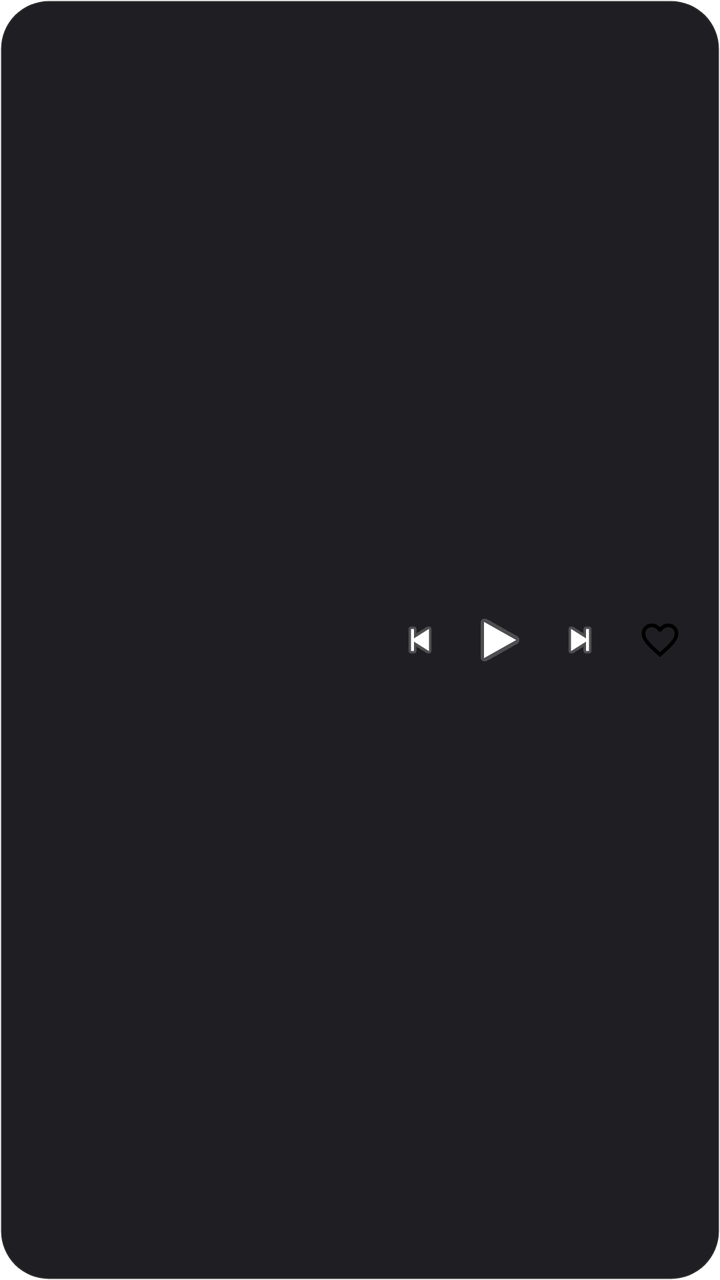
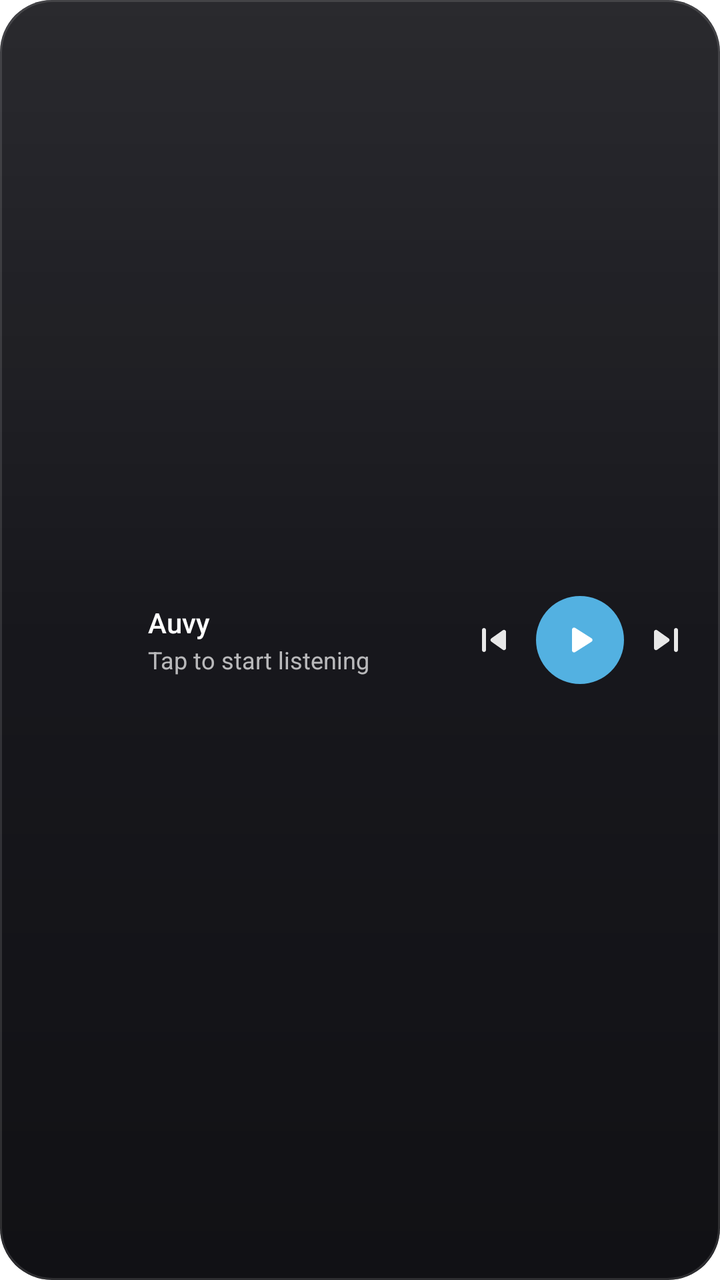

Before-and-after screenshots of an Android layout around one commit, followed by the original layout XML and the change that was made.
<!-- AndroidManifest.xml: fallback theme Theme.MaterialComponents.DayNight.NoActionBar -->
<!-- res/layout/widget_player.xml -->
<?xml version="1.0" encoding="utf-8"?>
<LinearLayout xmlns:android="http://schemas.android.com/apk/res/android"
    android:id="@+id/widget_root"
    android:layout_width="match_parent"
    android:layout_height="match_parent"
    android:background="@drawable/widget_bg"
    android:orientation="horizontal"
    android:gravity="center_vertical"
    android:padding="12dp">

    
    <LinearLayout
        android:id="@+id/widget_open_area"
        android:layout_width="0dp"
        android:layout_height="match_parent"
        android:layout_weight="1"
        android:orientation="horizontal"
        android:gravity="center_vertical">

        <ImageView
            android:id="@+id/widget_art"
            android:layout_width="52dp"
            android:layout_height="52dp"
            android:scaleType="centerCrop"
            android:contentDescription="Album art" />

        <LinearLayout
            android:layout_width="0dp"
            android:layout_height="wrap_content"
            android:layout_weight="1"
            android:layout_marginStart="12dp"
            android:layout_marginEnd="8dp"
            android:orientation="vertical">

            <TextView
                android:id="@+id/widget_title"
                android:layout_width="match_parent"
                android:layout_height="wrap_content"
                android:textColor="#FFFFFF"
                android:textSize="13sp"
                android:textStyle="bold"
                android:maxLines="1"
                android:ellipsize="end" />

            <TextView
                android:id="@+id/widget_artist"
                android:layout_width="match_parent"
                android:layout_height="wrap_content"
                android:textColor="#99FFFFFF"
                android:textSize="11sp"
                android:maxLines="1"
                android:ellipsize="end" />
        </LinearLayout>
    </LinearLayout>

    
    <ImageButton
        android:id="@+id/widget_prev"
        android:layout_width="36dp"
        android:layout_height="36dp"
        android:background="@android:color/transparent"
        android:src="@android:drawable/ic_media_previous"
        android:scaleType="fitCenter"
        android:padding="6dp"
        android:contentDescription="Previous" />

    <ImageButton
        android:id="@+id/widget_play_pause"
        android:layout_width="44dp"
        android:layout_height="44dp"
        android:background="@android:color/transparent"
        android:src="@android:drawable/ic_media_play"
        android:scaleType="fitCenter"
        android:padding="6dp"
        android:contentDescription="Play or pause" />

    <ImageButton
        android:id="@+id/widget_next"
        android:layout_width="36dp"
        android:layout_height="36dp"
        android:background="@android:color/transparent"
        android:src="@android:drawable/ic_media_next"
        android:scaleType="fitCenter"
        android:padding="6dp"
        android:contentDescription="Next" />

    <ImageButton
        android:id="@+id/widget_like"
        android:layout_width="36dp"
        android:layout_height="36dp"
        android:layout_marginStart="4dp"
        android:background="@android:color/transparent"
        android:src="@drawable/ic_notliked"
        android:scaleType="fitCenter"
        android:padding="7dp"
        android:contentDescription="Like" />
</LinearLayout>
<!-- resources referenced by this layout -->
<resources>
  <!-- drawable ic_notliked (drawable) -->
  <vector xmlns:android="http://schemas.android.com/apk/res/android" android:height="24dp" android:width="24dp" android:viewportWidth="24" android:viewportHeight="24"><path android:fillColor="#000" android:pathData="M12.1,18.55L12,18.65L11.89,18.55C7.14,14.24 4,11.39 4,8.5C4,6.5 5.5,5 7.5,5C9.04,5 10.54,6 11.07,7.36H12.93C13.46,6 14.96,5 16.5,5C18.5,5 20,6.5 20,8.5C20,11.39 16.86,14.24 12.1,18.55M16.5,3C14.76,3 13.09,3.81 12,5.08C10.91,3.81 9.24,3 7.5,3C4.42,3 2,5.41 2,8.5C2,12.27 5.4,15.36 10.55,20.03L12,21.35L13.45,20.03C18.6,15.36 22,12.27 22,8.5C22,5.41 19.58,3 16.5,3Z"/></vector>
  <!-- drawable widget_bg (drawable) -->
  <?xml version="1.0" encoding="utf-8"?>
  <shape xmlns:android="http://schemas.android.com/apk/res/android"
      android:shape="rectangle">
      <solid android:color="#F2141418" />
      <corners android:radius="24dp" />
      <stroke android:width="1dp" android:color="#1AFFFFFF" />
  </shape>
</resources>

<!-- the commit's change to res/layout/widget_player.xml (unified diff, before → after) -->
@@ -1,97 +1,141 @@
 <?xml version="1.0" encoding="utf-8"?>
-<LinearLayout xmlns:android="http://schemas.android.com/apk/res/android"
+<FrameLayout xmlns:android="http://schemas.android.com/apk/res/android"
     android:id="@+id/widget_root"
     android:layout_width="match_parent"
-    android:layout_height="match_parent"
-    android:background="@drawable/widget_bg"
-    android:orientation="horizontal"
-    android:gravity="center_vertical"
-    android:padding="12dp">
+    android:layout_height="match_parent">
 
-    
+    <ImageView
+        android:id="@+id/widget_bg"
+        android:layout_width="match_parent"
+        android:layout_height="match_parent"
+        android:scaleType="fitXY"
+        android:src="@drawable/widget_bg"
+        android:importantForAccessibility="no" />
+
+    <ImageView
+        android:layout_width="match_parent"
+        android:layout_height="match_parent"
+        android:scaleType="fitXY"
+        android:src="@drawable/widget_sheen"
+        android:importantForAccessibility="no" />
+
     <LinearLayout
-        android:id="@+id/widget_open_area"
-        android:layout_width="0dp"
+        android:layout_width="match_parent"
         android:layout_height="match_parent"
-        android:layout_weight="1"
+        android:gravity="center_vertical"
         android:orientation="horizontal"
-        android:gravity="center_vertical">
-
-        <ImageView
-            android:id="@+id/widget_art"
-            android:layout_width="52dp"
-            android:layout_height="52dp"
-            android:scaleType="centerCrop"
-            android:contentDescription="Album art" />
+        android:paddingStart="10dp"
+        android:paddingEnd="8dp">
 
         <LinearLayout
+            android:id="@+id/widget_open_area"
             android:layout_width="0dp"
-            android:layout_height="wrap_content"
+            android:layout_height="match_parent"
             android:layout_weight="1"
-            android:layout_marginStart="12dp"
-            android:layout_marginEnd="8dp"
-            android:orientation="vertical">
+            android:gravity="center_vertical"
+            android:orientation="horizontal">
 
-            <TextView
-                android:id="@+id/widget_title"
+            <ImageView
+                android:id="@+id/widget_art"
+                android:layout_width="52dp"
+                android:layout_height="52dp"
+                android:scaleType="fitCenter"
+                android:contentDescription="Artwork" />
+
+            <LinearLayout
+                android:layout_width="0dp"
+                android:layout_height="wrap_content"
+                android:layout_weight="1"
+                android:layout_marginStart="12dp"
+                android:layout_marginEnd="6dp"
+                android:orientation="vertical">
+
+                <TextView
+                    android:id="@+id/widget_title"
+                    android:layout_width="match_parent"
+                    android:layout_height="wrap_content"
+                    android:ellipsize="end"
+                    android:fontFamily="sans-serif-medium"
+                    android:maxLines="1"
+                    android:text="Auvy"
+                    android:textColor="#FFFFFFFF"
+                    android:textSize="14sp" />
+
+                <TextView
+                    android:id="@+id/widget_artist"
+                    android:layout_width="match_parent"
+                    android:layout_height="wrap_content"
+                    android:layout_marginTop="1dp"
+                    android:ellipsize="end"
+                    android:maxLines="1"
+                    android:text="Tap to start listening"
+                    android:textColor="#B3FFFFFF"
+                    android:textSize="12sp" />
+            </LinearLayout>
+        </LinearLayout>
+
+        <ImageButton
+            android:id="@+id/widget_like"
+            android:layout_width="34dp"
+            android:layout_height="34dp"
+            android:background="?android:attr/selectableItemBackgroundBorderless"
+            android:contentDescription="Like"
+            android:padding="7dp"
+            android:scaleType="fitCenter"
+            android:src="@drawable/ic_widget_like"
+            android:visibility="gone" />
+
+        <ImageButton
+            android:id="@+id/widget_prev"
+            android:layout_width="38dp"
+            android:layout_height="38dp"
+            android:background="?android:attr/selectableItemBackgroundBorderless"
+            android:contentDescription="Previous"
+            android:padding="7dp"
+            android:scaleType="fitCenter"
+            android:src="@drawable/ic_widget_prev" />
+
+        <FrameLayout
+            android:id="@+id/widget_play"
+            android:layout_width="44dp"
+            android:layout_height="44dp"
+            android:layout_marginStart="2dp"
+            android:layout_marginEnd="2dp"
+            android:contentDescription="Play">
+
+            <ImageView
+                android:id="@+id/widget_play_bg"
                 android:layout_width="match_parent"
-                android:layout_height="wrap_content"
-                android:textColor="#FFFFFF"
-                android:textSize="13sp"
-                android:textStyle="bold"
-                android:maxLines="1"
-                android:ellipsize="end" />
+                android:layout_height="match_parent"
+                android:src="@drawable/widget_play_circle"
+                android:importantForAccessibility="no" />
 
-            <TextView
-                android:id="@+id/widget_artist"
-                android:layout_width="match_parent"
-                android:layout_height="wrap_content"
-                android:textColor="#99FFFFFF"
-                android:textSize="11sp"
-                android:maxLines="1"
-                android:ellipsize="end" />
-        </LinearLayout>
+            <ImageView
+                android:id="@+id/widget_play_glyph"
+                android:layout_width="24dp"
+                android:layout_height="24dp"
+                android:layout_gravity="center"
+                android:src="@drawable/ic_widget_play"
+                android:importantForAccessibility="no" />
+        </FrameLayout>
+
+        <ImageButton
+            android:id="@+id/widget_next"
+            android:layout_width="38dp"
+            android:layout_height="38dp"
+            android:background="?android:attr/selectableItemBackgroundBorderless"
+            android:contentDescription="Next"
+            android:padding="7dp"
+            android:scaleType="fitCenter"
+            android:src="@drawable/ic_widget_next" />
     </LinearLayout>
-
     
-    <ImageButton
-        android:id="@+id/widget_prev"
-        android:layout_width="36dp"
-        android:layout_height="36dp"
-        android:background="@android:color/transparent"
-        android:src="@android:drawable/ic_media_previous"
-        android:scaleType="fitCenter"
-        android:padding="6dp"
-        android:contentDescription="Previous" />
-
-    <ImageButton
-        android:id="@+id/widget_play_pause"
-        android:layout_width="44dp"
-        android:layout_height="44dp"
-        android:background="@android:color/transparent"
-        android:src="@android:drawable/ic_media_play"
-        android:scaleType="fitCenter"
-        android:padding="6dp"
-        android:contentDescription="Play or pause" />
-
-    <ImageButton
-        android:id="@+id/widget_next"
-        android:layout_width="36dp"
-        android:layout_height="36dp"
-        android:background="@android:color/transparent"
-        android:src="@android:drawable/ic_media_next"
-        android:scaleType="fitCenter"
-        android:padding="6dp"
-        android:contentDescription="Next" />
-
-    <ImageButton
-        android:id="@+id/widget_like"
-        android:layout_width="36dp"
-        android:layout_height="36dp"
-        android:layout_marginStart="4dp"
-        android:background="@android:color/transparent"
-        android:src="@drawable/ic_notliked"
-        android:scaleType="fitCenter"
-        android:padding="7dp"
-        android:contentDescription="Like" />
-</LinearLayout>
+    <TextView android:id="@+id/widget_context" android:layout_width="0dp" android:layout_height="0dp" android:visibility="gone" />
+    <Chronometer android:id="@+id/widget_time" android:layout_width="0dp" android:layout_height="0dp" android:visibility="gone" />
+    <TextView android:id="@+id/widget_total" android:layout_width="0dp" android:layout_height="0dp" android:visibility="gone" />
+    <ProgressBar android:id="@+id/widget_progress" android:layout_width="0dp" android:layout_height="0dp" android:visibility="gone" />
+    <TextView android:id="@+id/widget_next_header" android:layout_width="0dp" android:layout_height="0dp" android:visibility="gone" />
+    <TextView android:id="@+id/widget_next1" android:layout_width="0dp" android:layout_height="0dp" android:visibility="gone" />
+    <TextView android:id="@+id/widget_next2" android:layout_width="0dp" android:layout_height="0dp" android:visibility="gone" />
+    <TextView android:id="@+id/widget_next3" android:layout_width="0dp" android:layout_height="0dp" android:visibility="gone" />
+</FrameLayout>
<!-- resource entries referenced after the edit -->
@@ -1,14 +1,65 @@
 <!-- resources referenced by this layout -->
 <resources>
-  <!-- drawable ic_notliked (drawable) -->
-  <vector xmlns:android="http://schemas.android.com/apk/res/android" android:height="24dp" android:width="24dp" android:viewportWidth="24" android:viewportHeight="24"><path android:fillColor="#000" android:pathData="M12.1,18.55L12,18.65L11.89,18.55C7.14,14.24 4,11.39 4,8.5C4,6.5 5.5,5 7.5,5C9.04,5 10.54,6 11.07,7.36H12.93C13.46,6 14.96,5 16.5,5C18.5,5 20,6.5 20,8.5C20,11.39 16.86,14.24 12.1,18.55M16.5,3C14.76,3 13.09,3.81 12,5.08C10.91,3.81 9.24,3 7.5,3C4.42,3 2,5.41 2,8.5C2,12.27 5.4,15.36 10.55,20.03L12,21.35L13.45,20.03C18.6,15.36 22,12.27 22,8.5C22,5.41 19.58,3 16.5,3Z"/></vector>
+  <!-- drawable ic_widget_like (drawable) -->
+  <?xml version="1.0" encoding="utf-8"?>
+  <vector xmlns:android="http://schemas.android.com/apk/res/android"
+      android:width="24dp" android:height="24dp"
+      android:viewportWidth="24" android:viewportHeight="24">
+      <path android:fillColor="#FFFFFFFF" android:pathData="M19.66,3.99c-2.64,-1.8 -5.9,-0.96 -7.66,1.1 -1.76,-2.06 -5.02,-2.91 -7.66,-1.1 -1.4,0.96 -2.28,2.58 -2.34,4.29 -0.14,3.88 3.3,6.99 8.55,11.76l0.1,0.09c0.76,0.69 1.93,0.69 2.69,-0.01l0.11,-0.1c5.25,-4.76 8.68,-7.87 8.55,-11.75 -0.06,-1.7 -0.94,-3.32 -2.34,-4.28zM12.1,18.55l-0.1,0.1 -0.1,-0.1C7.14,14.24 4,11.39 4,8.5 4,6.5 5.5,5 7.5,5c1.54,0 3.04,0.99 3.57,2.36h1.87C13.46,5.99 14.96,5 16.5,5c2,0 3.5,1.5 3.5,3.5 0,2.89 -3.14,5.74 -7.9,10.05z" />
+  </vector>
+  <!-- drawable ic_widget_next (drawable) -->
+  <?xml version="1.0" encoding="utf-8"?>
+  <vector xmlns:android="http://schemas.android.com/apk/res/android"
+      android:width="24dp" android:height="24dp"
+      android:viewportWidth="24" android:viewportHeight="24">
+      <path android:fillColor="#E6FFFFFF" android:pathData="M7.58,16.89l5.77,-4.07c0.56,-0.4 0.56,-1.24 0,-1.63L7.58,7.11C6.91,6.65 6,7.12 6,7.93v8.14c0,0.81 0.91,1.28 1.58,0.82zM16,7v10c0,0.55 0.45,1 1,1s1,-0.45 1,-1V7c0,-0.55 -0.45,-1 -1,-1s-1,0.45 -1,1z" />
+  </vector>
+  <!-- drawable ic_widget_play (drawable) -->
+  <?xml version="1.0" encoding="utf-8"?>
+  <vector xmlns:android="http://schemas.android.com/apk/res/android"
+      android:width="24dp" android:height="24dp"
+      android:viewportWidth="24" android:viewportHeight="24">
+      <path android:fillColor="#FFFFFFFF" android:pathData="M8,6.8v10.4c0,0.8 0.9,1.3 1.6,0.85l8.2,-5.2c0.6,-0.4 0.6,-1.3 0,-1.7l-8.2,-5.2C8.9,5.5 8,6 8,6.8z" />
+  </vector>
+  <!-- drawable ic_widget_prev (drawable) -->
+  <?xml version="1.0" encoding="utf-8"?>
+  <vector xmlns:android="http://schemas.android.com/apk/res/android"
+      android:width="24dp" android:height="24dp"
+      android:viewportWidth="24" android:viewportHeight="24">
+      <path android:fillColor="#E6FFFFFF" android:pathData="M7,6c0.55,0 1,0.45 1,1v10c0,0.55 -0.45,1 -1,1s-1,-0.45 -1,-1V7c0,-0.55 0.45,-1 1,-1zM10.66,12.82l5.77,4.07c0.66,0.47 1.58,-0.01 1.58,-0.82V7.93c0,-0.81 -0.91,-1.28 -1.58,-0.82l-5.77,4.07c-0.57,0.4 -0.57,1.24 0,1.64z" />
+  </vector>
   <!-- drawable widget_bg (drawable) -->
   <?xml version="1.0" encoding="utf-8"?>
   <shape xmlns:android="http://schemas.android.com/apk/res/android"
       android:shape="rectangle">
-      <solid android:color="#F2141418" />
-      <corners android:radius="24dp" />
-      <stroke android:width="1dp" android:color="#1AFFFFFF" />
+      <solid android:color="#FF17171C" />
+      <corners android:radius="26dp" />
   </shape>
+  <!-- drawable widget_play_circle (drawable) -->
+  <?xml version="1.0" encoding="utf-8"?>
+  <shape xmlns:android="http://schemas.android.com/apk/res/android" android:shape="oval">
+      <solid android:color="#FF53B1E1" />
+  </shape>
+  <!-- drawable widget_sheen (drawable) -->
+  <?xml version="1.0" encoding="utf-8"?>
+  <layer-list xmlns:android="http://schemas.android.com/apk/res/android">
+      <item>
+          <shape android:shape="rectangle">
+              <gradient
+                  android:angle="270"
+                  android:startColor="#14FFFFFF"
+                  android:centerColor="#00000000"
+                  android:endColor="#47000000" />
+              <corners android:radius="26dp" />
+          </shape>
+      </item>
+      <item>
+          <shape android:shape="rectangle">
+              <solid android:color="#00000000" />
+              <stroke android:width="1dp" android:color="#1FFFFFFF" />
+              <corners android:radius="26dp" />
+          </shape>
+      </item>
+  </layer-list>
 </resources>
 
